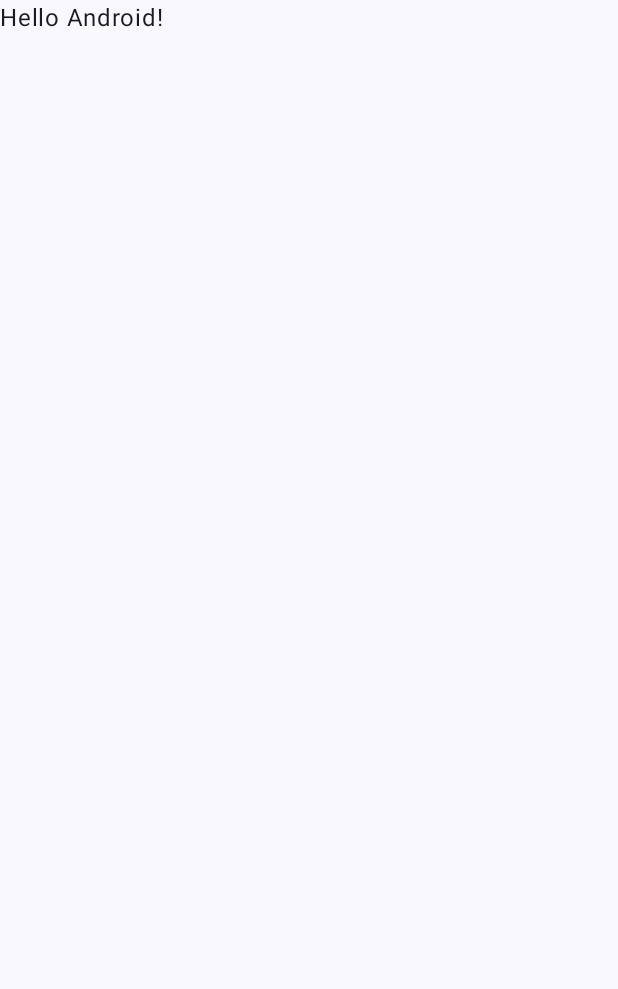
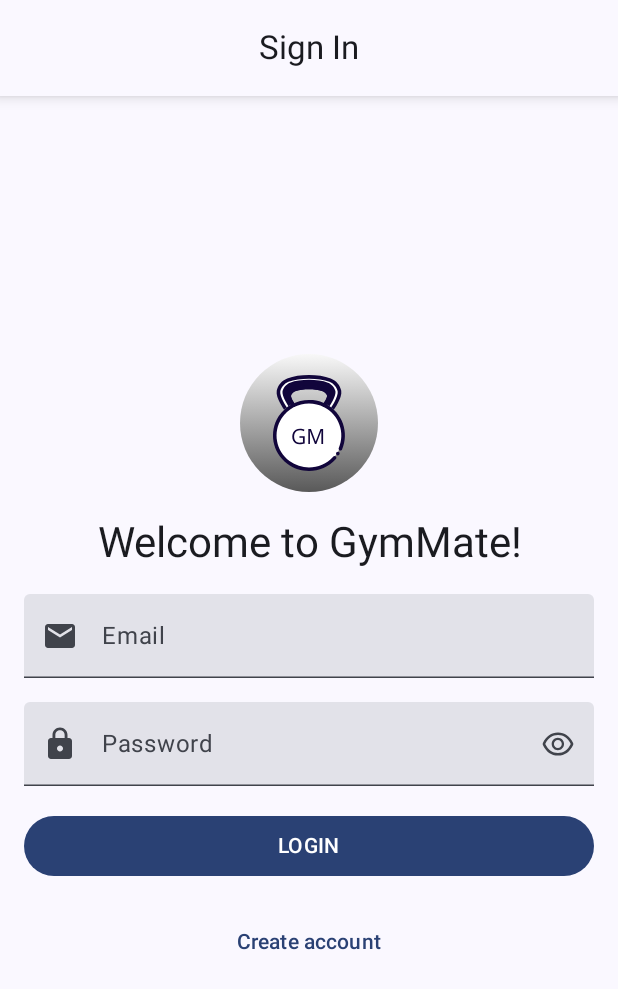
Before and after one commit to rodrigoliveirac/GymMateApp, an Android app built with Jetpack Compose: the screen it shows after launch (MainActivity), on a phone screen of 412 x 824 dp. Before the commit the part shown is almost empty. Shown: the top 989 px of the screen. Run offline under Robolectric (Android 15) with nearby library versions, the phone set to English and light mode, and no system bars; our stand-ins replace Dagger/Hilt's generated code, Firebase (no records; nobody signed in at launch, a user with empty details on screens opened directly).

Commit message:
[feat-auth] - creating LoginScreen

```diff
--- a/app/src/main/AndroidManifest.xml
+++ b/app/src/main/AndroidManifest.xml
@@ -3,6 +3,7 @@
     xmlns:tools="http://schemas.android.com/tools">
 
     <application
+        android:name=".GymMateApp"
         android:allowBackup="true"
         android:dataExtractionRules="@xml/data_extraction_rules"
         android:fullBackupContent="@xml/backup_rules"
--- /dev/null
+++ b/app/src/main/java/com/rodcollab/gymmateapp/GymMateApp.kt
@@ -0,0 +1,8 @@
+package com.rodcollab.gymmateapp
+
+import android.app.Application
+import dagger.hilt.android.HiltAndroidApp
+
+@HiltAndroidApp
+class GymMateApp : Application() {
+}
--- a/app/src/main/java/com/rodcollab/gymmateapp/MainActivity.kt
+++ b/app/src/main/java/com/rodcollab/gymmateapp/MainActivity.kt
@@ -6,12 +6,15 @@ import androidx.activity.compose.setContent
 import androidx.compose.foundation.layout.fillMaxSize
 import androidx.compose.material3.MaterialTheme
 import androidx.compose.material3.Surface
-import androidx.compose.material3.Text
-import androidx.compose.runtime.Composable
 import androidx.compose.ui.Modifier
-import androidx.compose.ui.tooling.preview.Preview
+import androidx.navigation.compose.NavHost
+import androidx.navigation.compose.composable
+import androidx.navigation.compose.rememberNavController
+import com.rodcollab.gymmateapp.auth.presentation.LoginScreen
 import com.rodcollab.gymmateapp.ui.theme.GymMateAppTheme
+import dagger.hilt.android.AndroidEntryPoint
 
+@AndroidEntryPoint
 class MainActivity : ComponentActivity() {
     override fun onCreate(savedInstanceState: Bundle?) {
         super.onCreate(savedInstanceState)
@@ -22,25 +25,17 @@ class MainActivity : ComponentActivity() {
                     modifier = Modifier.fillMaxSize(),
                     color = MaterialTheme.colorScheme.background
                 ) {
-                    Greeting("Android")
+                    val navController = rememberNavController()
+
+                    NavHost(navController = navController, startDestination = "LoginScreen") {
+                        composable(route = "LoginScreen") {
+                            LoginScreen {
+//                                navController.navigate("${"SignUpScreen"}/SIGN_UP")
+                            }
+                        }
+                    }
                 }
             }
         }
     }
 }
-
-@Composable
-fun Greeting(name: String, modifier: Modifier = Modifier) {
-    Text(
-        text = "Hello $name!",
-        modifier = modifier
-    )
-}
-
-@Preview(showBackground = true)
-@Composable
-fun GreetingPreview() {
-    GymMateAppTheme {
-        Greeting("Android")
-    }
-}
--- a/app/src/main/java/com/rodcollab/gymmateapp/auth/presentation/LoginScreen.kt
+++ b/app/src/main/java/com/rodcollab/gymmateapp/auth/presentation/LoginScreen.kt
@@ -10,7 +10,6 @@ import androidx.compose.foundation.layout.fillMaxWidth
 import androidx.compose.foundation.layout.padding
 import androidx.compose.foundation.layout.size
 import androidx.compose.foundation.shape.CircleShape
-import androidx.compose.foundation.shape.RoundedCornerShape
 import androidx.compose.foundation.text.KeyboardOptions
 import androidx.compose.material.icons.Icons
 import androidx.compose.material.icons.filled.Email
@@ -26,35 +25,53 @@ import androidx.compose.material3.Text
 import androidx.compose.material3.TextButton
 import androidx.compose.material3.TextField
 import androidx.compose.runtime.Composable
+import androidx.compose.runtime.collectAsState
+import androidx.compose.runtime.getValue
 import androidx.compose.ui.Alignment
 import androidx.compose.ui.Modifier
 import androidx.compose.ui.draw.clip
 import androidx.compose.ui.draw.shadow
 import androidx.compose.ui.res.painterResource
+import androidx.compose.ui.res.stringResource
 import androidx.compose.ui.text.input.KeyboardType
 import androidx.compose.ui.text.style.TextAlign
 import androidx.compose.ui.tooling.preview.Preview
 import androidx.compose.ui.unit.dp
+import androidx.hilt.navigation.compose.hiltViewModel
 import com.rodcollab.gymmateapp.R
+import com.rodcollab.gymmateapp.auth.presentation.components.AuthMainComponent
 
 @OptIn(ExperimentalMaterial3Api::class)
 @Composable
-fun LoginScreen() {
+fun LoginScreen(
+    viewModel: LoginViewModel = hiltViewModel(),
+    toSignUpPath: () -> Unit
+) {
+
+    val uiState by viewModel.uiState.collectAsState()
+
     Scaffold(
         topBar = {
-            CenterAlignedTopAppBar(title = { Text(text = "Sign In") })
+            CenterAlignedTopAppBar(modifier = Modifier.shadow(elevation = 6.dp),title = { Text(text = stringResource(
+                R.string.sign_in
+            )
+            ) })
         }
     ) { paddingValues ->
         Box(modifier = Modifier
             .fillMaxSize()
             .padding(paddingValues)) {
-            Column {
-                Image(painter = painterResource(id = R.drawable.ic_logo), contentDescription = null)
+            uiState.apply {
+                AuthMainComponent(
+                    email = email,
+                    password = password,
+                    showPassword = showPassword,
+                    toSignUpPath = toSignUpPath
+                ) { uiAction -> viewModel.onAuthUiAction(uiAction)  }
             }
         }
     }
 }
-
 @OptIn(ExperimentalMaterial3Api::class)
 @Preview
 @Composable
--- a/app/src/main/java/com/rodcollab/gymmateapp/auth/presentation/LoginViewModel.kt
+++ b/app/src/main/java/com/rodcollab/gymmateapp/auth/presentation/LoginViewModel.kt
@@ -35,7 +35,7 @@ class LoginViewModel @Inject constructor(
                 }
                 is AuthUiAction.OnPasswordValueChange -> {
                     _uiState.update { currentUiState ->
-                        currentUiState.copy(email = action.password)
+                        currentUiState.copy(password = action.password)
                     }
                 }
                 is AuthUiAction.OnConfirmClick -> {
@@ -43,11 +43,12 @@ class LoginViewModel @Inject constructor(
                         currentUiState.copy(resultOf = ResultOf.Idle)
                     }
                     _uiState.value.apply {
-                        savedStateHandle.get<String>(SIGN_PATH)?.let { signPath ->
+                        val signPath = savedStateHandle.get<String>(SIGN_PATH) ?: "SIGN_IN"
+                        signPath.let {
                             authDomain.authenticate(
                                 email = email,
                                 password = password,
-                                signPath = SignPath.valueOf(signPath),
+                                signPath = SignPath.valueOf(it),
                                 onResult = { resultOf ->
                                     _uiState.update { currentUiState ->
                                         currentUiState.copy(resultOf = resultOf)
--- /dev/null
+++ b/app/src/main/java/com/rodcollab/gymmateapp/auth/presentation/components/AuthMainComponent.kt
@@ -0,0 +1,91 @@
+package com.rodcollab.gymmateapp.auth.presentation.components
+
+import androidx.compose.foundation.Image
+import androidx.compose.foundation.layout.Arrangement
+import androidx.compose.foundation.layout.Column
+import androidx.compose.foundation.layout.Spacer
+import androidx.compose.foundation.layout.fillMaxSize
+import androidx.compose.foundation.layout.fillMaxWidth
+import androidx.compose.foundation.layout.padding
+import androidx.compose.foundation.layout.size
+import androidx.compose.foundation.shape.CircleShape
+import androidx.compose.foundation.text.KeyboardOptions
+import androidx.compose.material.icons.Icons
+import androidx.compose.material.icons.filled.Email
+import androidx.compose.material.icons.filled.Lock
+import androidx.compose.material3.Button
+import androidx.compose.material3.Icon
+import androidx.compose.material3.IconButton
+import androidx.compose.material3.MaterialTheme
+import androidx.compose.material3.Text
+import androidx.compose.material3.TextButton
+import androidx.compose.material3.TextField
+import androidx.compose.runtime.Composable
+import androidx.compose.ui.Alignment
+import androidx.compose.ui.Modifier
+import androidx.compose.ui.draw.clip
+import androidx.compose.ui.res.painterResource
+import androidx.compose.ui.res.stringResource
+import androidx.compose.ui.text.input.KeyboardType
+import androidx.compose.ui.text.input.PasswordVisualTransformation
+import androidx.compose.ui.text.input.VisualTransformation
+import androidx.compose.ui.text.style.TextAlign
+import androidx.compose.ui.unit.dp
+import com.rodcollab.gymmateapp.R
+import com.rodcollab.gymmateapp.auth.presentation.intent.AuthUiAction
+
+@Composable
+fun AuthMainComponent(email: String, password:String, showPassword: Boolean, toSignUpPath: () -> Unit, onAuthUiAction: (AuthUiAction)-> Unit) {
+    Column(
+        modifier = Modifier
+            .fillMaxSize()
+            .padding(16.dp),
+        horizontalAlignment = Alignment.CenterHorizontally,
+        verticalArrangement = Arrangement.Center
+    ) {
+        Image(
+            modifier = Modifier.clip(CircleShape),
+            painter = painterResource(id = R.drawable.ic_logo),
+            contentDescription = null)
+        Spacer(modifier = Modifier.size(16.dp))
+        Text(
+            textAlign = TextAlign.Center,
+            modifier = Modifier.fillMaxWidth(),
+            style = MaterialTheme.typography.headlineMedium,
+            text = stringResource(R.string.auth_welcome_text)
+        )
+        Spacer(modifier = Modifier.size(16.dp))
+        TextField(
+            modifier = Modifier.fillMaxWidth(),
+            value = email,
+            onValueChange = { onAuthUiAction(AuthUiAction.OnEmailValueChange(it)) },
+            label = { Text(text = stringResource(R.string.auth_email_label)) },
+            placeholder = { Text(text = stringResource(R.string.auth_email_placeholder)) },
+            leadingIcon = { Icon(imageVector = Icons.Default.Email, contentDescription = null) }
+        )
+        Spacer(modifier = Modifier.size(16.dp))
+        TextField(
+            modifier = Modifier.fillMaxWidth(),
+            value = password,
+            onValueChange = { onAuthUiAction(AuthUiAction.OnPasswordValueChange(it)) },
+            label = { Text(text = stringResource(R.string.auth_password_label)) },
+            placeholder = { Text(text = stringResource(R.string.auth_password_placeholder)) },
+            visualTransformation = if (showPassword) VisualTransformation.None else PasswordVisualTransformation(),
+            keyboardOptions = KeyboardOptions(keyboardType = KeyboardType.Password),
+            leadingIcon = { Icon(imageVector = Icons.Default.Lock, contentDescription = null) },
+            trailingIcon = { IconButton(onClick = { onAuthUiAction(AuthUiAction.OnShowPasswordClick) }) {
+                Icon(painter = painterResource(id = if(showPassword) R.drawable.ic_eye_close else R.drawable.ic_eye_open), contentDescription = null)
+            }
+            }
+        )
+        Spacer(modifier = Modifier.size(16.dp))
+        Button(modifier = Modifier.fillMaxWidth(),
+            onClick = { onAuthUiAction(AuthUiAction.OnConfirmClick) }) {
+            Text(text = stringResource(R.string.auth_login_text_button))
+        }
+        Spacer(modifier = Modifier.size(16.dp))
+        TextButton(onClick = toSignUpPath) {
+            Text(text = stringResource(R.string.auth_create_account_text_button))
+        }
+    }
+}
--- a/app/src/main/res/values/strings.xml
+++ b/app/src/main/res/values/strings.xml
@@ -1,3 +1,11 @@
 <resources>
     <string name="app_name">GymMate</string>
+    <string name="sign_in">Sign In</string>
+    <string name="auth_email_label">Email</string>
+    <string name="auth_login_text_button">LOGIN</string>
+    <string name="auth_create_account_text_button">Create account</string>
+    <string name="auth_email_placeholder">user@gmail.com</string>
+    <string name="auth_password_label">Password</string>
+    <string name="auth_password_placeholder">somepassword</string>
+    <string name="auth_welcome_text">Welcome to GymMate!</string>
 </resources>
```
Also changed, not shown: 1 other file.
